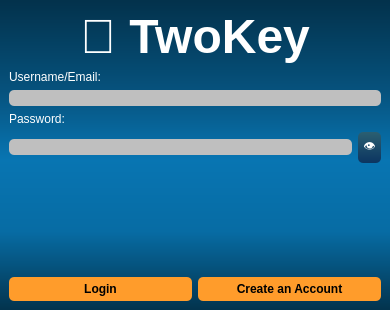
The window that Desktop App/GUI/TwoKey/login.ui (Satharus/TwoKey) describes before a commit, drawn with Qt 5.
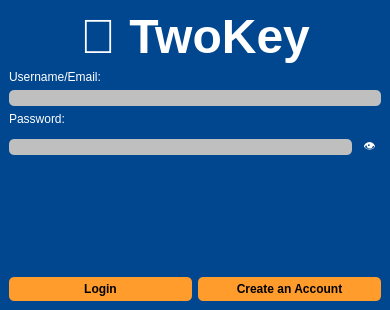
The same window after the commit.

Commit message: Removed color gradient from windows' backgrounds. QListWidget, QComboBox still need fixing. Windows are not connected yet

```diff
--- a/Desktop App/GUI/TwoKey/login.ui
+++ b/Desktop App/GUI/TwoKey/login.ui
@@ -14,9 +14,11 @@
    <string>TwoKey Login</string>
   </property>
   <property name="styleSheet">
-   <string notr="true">	background-color: qlineargradient(spread:repeat, x1:1, y1:0, x2:1, y2:1, stop:0.00480769 rgba(3, 50, 76, 255),stop:0.293269 rgba(6, 82, 125, 255),stop:0.514423 rgba(8, 117, 178, 255),stop:0.745192 rgba(7, 108, 164, 255),stop:1 rgba(3, 51, 77, 255));
+   <string notr="true">QWidget
+{
+	background-color: #00478f;
 	color: #000000;
-</string>
+}</string>
   </property>
   <widget class="QWidget" name="centralwidget">
    <layout class="QVBoxLayout" name="verticalLayout">
@@ -101,7 +103,7 @@
       <item>
        <widget class="QPushButton" name="showpassword_button">
         <property name="styleSheet">
-         <string notr="true">	background-color: qlineargradient(spread:pad, x1:1, y1:0, x2:1, y2:1, stop:0 rgba(42, 95, 113, 255),stop:1 rgba(12, 53, 97, 255));
+         <string notr="true">	background-color: #00478f;
 	color: #fff;
 	border: 0px;
 	border-radius: 5px;
```
The commit also changes 13 other files.
